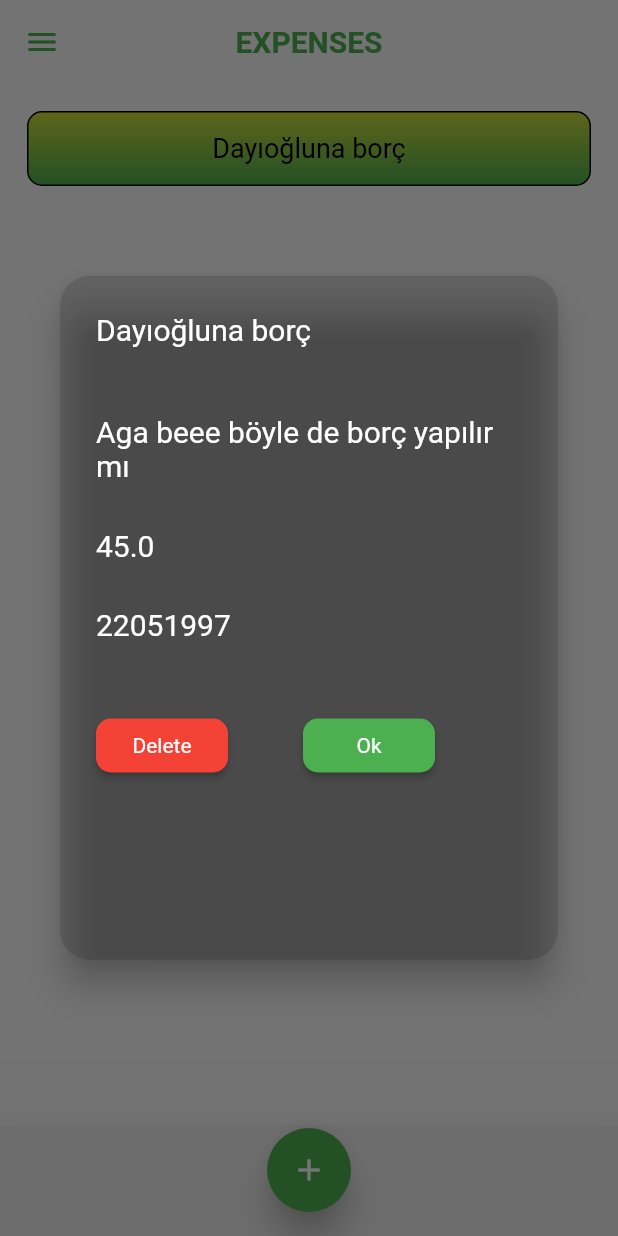
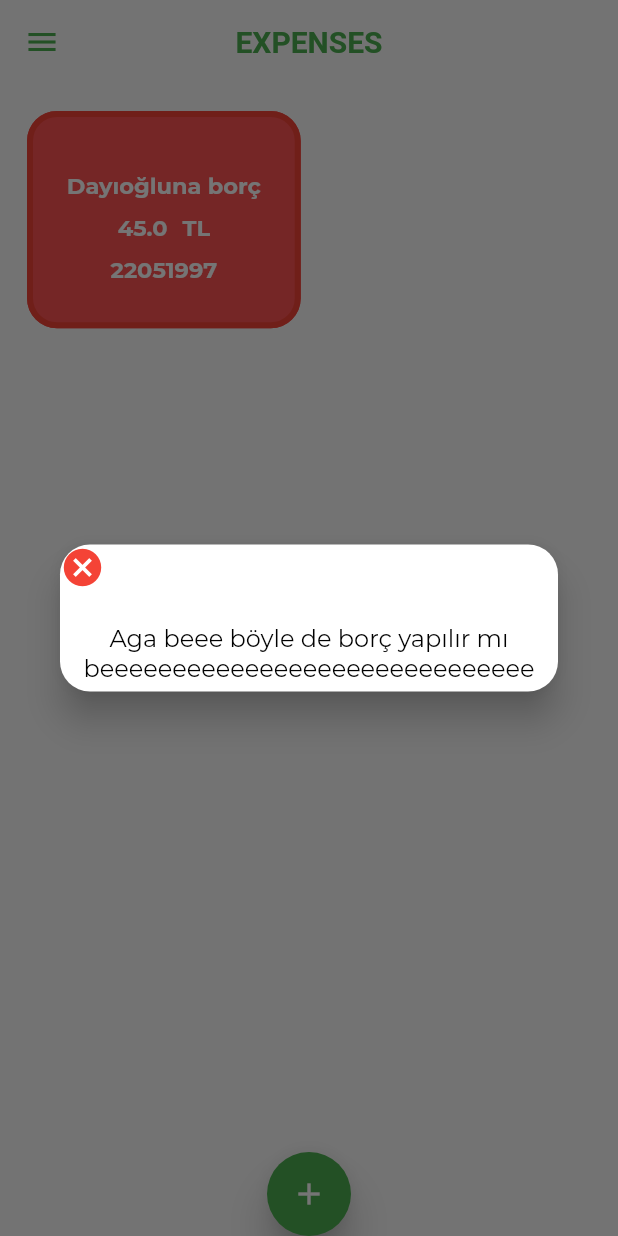
Before and after one commit to Sharaido/FarmTracker-mobil, a Flutter app: the screen it shows after launch, after a tap on "Dayıoğluna borç", on a phone screen of 412 x 824 dp. Run offline on Flutter 3.47's test engine with Material 2 defaults, Android fonts, the phone set to English and light mode, and no system bars; our stand-ins replace datetime_picker_formfield, flutter_secure_storage, google_maps_flutter, weather; missing offline and left inert: unicorndial.

Commit message:
Sadece 1 sayfa silip 1 sayfa değiştirmişsin ulaaaaaaaaaaan!!

```diff
--- a/lib/models/expense.dart
+++ /dev/null
@@ -1,9 +0,0 @@
-import 'package:flutter/material.dart';
-
-class Expense{
-  final String category;
-  final double value;
-  final Color color;
-
-  const Expense(this.category,this.value,this.color);
-}
--- a/lib/pages/expensepage.dart
+++ b/lib/pages/expensepage.dart
@@ -15,41 +15,6 @@ class ExpensePage extends StatefulWidget {
   _ExpensePageState createState() => _ExpensePageState();
 }
 
-DateTime date;
-
-// ignore: must_be_immutable
-class BasicDateField extends StatelessWidget {
-  final format = DateFormat("dd-MM-yyyy");
-
-  @override
-  Widget build(BuildContext context) {
-    return Column(
-      children: <Widget>[
-        DateTimeField(
-          decoration: InputDecoration(
-            labelText: 'Date',
-            border: OutlineInputBorder(
-              borderRadius: BorderRadius.circular(10),
-            ),
-          ),
-          format: format,
-          onShowPicker: (context, currentValue) async {
-            date = await showDatePicker(
-                context: context,
-                firstDate: DateTime(1900),
-                initialDate: currentValue ?? DateTime.now(),
-                lastDate: DateTime(2100));
-            print(date.day);
-            print(date.month);
-            print(date.year);
-            return date;
-          },
-        ),
-      ],
-    );
-  }
-}
-
 class AlwaysDisabledFocusNode extends FocusNode {
   @override
   bool get hasFocus => false;
@@ -57,6 +22,9 @@ class AlwaysDisabledFocusNode extends FocusNode {
 
 class _ExpensePageState extends State<ExpensePage> {
   final about = TextEditingController();
+  final format = DateFormat("dd-MM-yyyy");
+  final _formKey = GlobalKey<FormState>();
+  DateTime date;
   final description = TextEditingController();
   final amount = TextEditingController();
   int i = 0;
@@ -66,7 +34,7 @@ class _ExpensePageState extends State<ExpensePage> {
     'Dayıoğluna borç',
   ];
   final List<String> desc = <String>[
-    'Aga beee böyle de borç yapılır mı',
+    'Aga beee böyle de borç yapılır mı beeeeeeeeeeeeeeeeeeeeeeeeeeeeee',
   ];
   final List<String> checkexpense = <String>[
     'true',
@@ -78,23 +46,6 @@ class _ExpensePageState extends State<ExpensePage> {
     22051997,
   ];
 
-  FocusNode myFocusNode;
-
-  @override
-  void initState() {
-    super.initState();
-
-    myFocusNode = FocusNode();
-  }
-
-  @override
-  void dispose() {
-    // Clean up the focus node when the Form is disposed.
-    myFocusNode.dispose();
-
-    super.dispose();
-  }
-
   void addItemToList() {
     i++;
     setState(() {
@@ -105,7 +56,7 @@ class _ExpensePageState extends State<ExpensePage> {
       var x = date.day.toString();
       var y = date.month.toString();
       var z = date.year.toString();
-      var f = x+'/'+ y +'/'+ z;
+      var f = x + y + z;
       dates.insert(0, int.parse(f));
       log(i.toString());
       transactions.Transaction(
@@ -133,20 +84,7 @@ class _ExpensePageState extends State<ExpensePage> {
           style: TextStyle(color: Colors.green, fontWeight: FontWeight.w700),
         ),
       ),
-      bottomSheet: BottomSheet(
-        shape: RoundedRectangleBorder(
-          borderRadius: BorderRadius.circular(10),
-        ),
-        onClosing: () {},
-        enableDrag: false,
-        elevation: 100,
-        builder: (BuildContext context) {
-          return Container(
-            height: MediaQuery.of(context).size.height * 0.09,
-            child: Scaffold(
-              floatingActionButtonLocation:
-                  FloatingActionButtonLocation.centerFloat,
-              backgroundColor: Colors.grey[200],
+      floatingActionButtonLocation: FloatingActionButtonLocation.centerDocked,
       floatingActionButton: FloatingActionButton(
         elevation: 10,
         tooltip: 'Add',
@@ -155,62 +93,96 @@ class _ExpensePageState extends State<ExpensePage> {
           showDialog(
             context: context,
             builder: (BuildContext context) {
+              description.text = '';
+              amount.text = '';
+              about.text = '';
               return AlertDialog(
                 scrollable: true,
                 elevation: 12,
                 shape: RoundedRectangleBorder(
                     borderRadius: BorderRadius.circular(20.0)),
                 title: StatefulBuilder(
-                          builder:
-                              (BuildContext context, StateSetter setState) {
-                            return Container(
-                              height: MediaQuery.of(context).size.height / 1.25,
-                              child: Padding(
-                                padding: const EdgeInsets.all(0),
+                  builder: (BuildContext context, StateSetter setState) {
+                    return Form(
+                      key: _formKey,
                       child: Column(
                         mainAxisSize: MainAxisSize.min,
                         children: [
                           Text('Add Income/Expense'),
                           SizedBox(height: 15),
-                                    TextField(
+                          TextFormField(
+                            validator: (value) {
+                              if (value.isEmpty) {
+                                return 'Please enter the title';
+                              }
+                              return null;
+                            },
                             controller: about,
                             decoration: InputDecoration(
                               border: OutlineInputBorder(
-                                          borderRadius:
-                                              BorderRadius.circular(10),
+                                borderRadius: BorderRadius.circular(10),
                               ),
                               labelText: 'Title',
                             ),
                           ),
                           SizedBox(height: 10),
-                                    TextField(
+                          TextFormField(
+                            validator: (value) {
+                              if (value.isEmpty) {
+                                return 'Please enter the description';
+                              }
+                              return null;
+                            },
                             controller: description,
-                                      keyboardType: TextInputType.multiline,
-                                      maxLines: 5,
+                            maxLines: 4,
                             decoration: InputDecoration(
                               border: OutlineInputBorder(
-                                          borderRadius:
-                                              BorderRadius.circular(10),
+                                borderRadius: BorderRadius.circular(10),
                               ),
                               labelText: 'Description',
                             ),
                           ),
                           SizedBox(height: 10),
-                                    TextField(
-                                      onTap: () => myFocusNode.requestFocus(),
+                          TextFormField(
+                            validator: (value) {
+                              if (value.isEmpty) {
+                                return 'Please enter the amount';
+                              }
+                              return null;
+                            },
                             controller: amount,
-                                      focusNode: myFocusNode,
                             keyboardType: TextInputType.number,
                             decoration: InputDecoration(
                               border: OutlineInputBorder(
-                                          borderRadius:
-                                              BorderRadius.circular(10),
+                                borderRadius: BorderRadius.circular(10),
                               ),
                               labelText: 'Amount',
                             ),
                           ),
                           SizedBox(height: 15),
-                                    BasicDateField(),
+                          DateTimeField(
+                            validator: (value) {
+                              if (value == null) {
+                                return 'Please choose a date';
+                              }
+                              return null;
+                            },
+                            decoration: InputDecoration(
+                              labelText: 'Date',
+                              border: OutlineInputBorder(
+                                borderRadius: BorderRadius.circular(10),
+                              ),
+                            ),
+                            format: format,
+                            onShowPicker: (context, currentValue) async {
+                              date = await showDatePicker(
+                                  context: context,
+                                  firstDate: DateTime(1900),
+                                  initialDate: currentValue ?? DateTime.now(),
+                                  lastDate: DateTime(2100));
+                              return date;
+                            },
+                          ),
                           SizedBox(height: 15),
                           CheckboxListTile(
                             title: const Text('Is it an expense?'),
@@ -227,55 +199,39 @@ class _ExpensePageState extends State<ExpensePage> {
                               children: [
                                 RaisedButton(
                                   shape: RoundedRectangleBorder(
-                                                borderRadius:
-                                                    BorderRadius.circular(10)),
+                                      borderRadius: BorderRadius.circular(10)),
                                   color: Colors.red,
                                   onPressed: () {
-                                              Navigator.of(context,
-                                                      rootNavigator: true)
+                                    Navigator.of(context, rootNavigator: true)
                                         .pop();
                                   },
                                   child: Text(
                                     "Cancel",
-                                              style: TextStyle(
-                                                  color: Colors.white),
+                                    style: TextStyle(color: Colors.white),
                                   ),
                                 ),
                                 SizedBox(width: 50),
                                 RaisedButton(
                                   shape: RoundedRectangleBorder(
-                                                borderRadius:
-                                                    BorderRadius.circular(10)),
+                                      borderRadius: BorderRadius.circular(10)),
                                   color: Colors.green,
                                   onPressed: () {
-                                              if (about.text != '') {
+                                    if (!_formKey.currentState.validate()) {
+                                      return;
+                                    }
                                     addItemToList();
-                                                print(dates);
-                                              } else {
-                                                showDialog(
-                                                    context: context,
-                                                    builder:
-                                                        (BuildContext context) {
-                                                      return AlertDialog(
-                                                        title: Text('Error'),
-                                                      );
-                                                    });
-                                              }
-                                              Navigator.of(context,
-                                                      rootNavigator: true)
+                                    Navigator.of(context, rootNavigator: true)
                                         .pop();
                                   },
                                   child: Text(
                                     "Submit",
-                                              style: TextStyle(
-                                                  color: Colors.white),
+                                    style: TextStyle(color: Colors.white),
                                   ),
                                 ),
                               ],
                             ),
                           ),
                         ],
-                                ),
                       ),
                     );
                   },
@@ -285,147 +241,114 @@ class _ExpensePageState extends State<ExpensePage> {
           );
         },
       ),
-            ),
-          );
-        },
-      ),
       body: Container(
-        color: Colors.white10,
-        child: ListView.builder(
+        child: GridView.count(
+          childAspectRatio: 1.25,
+          mainAxisSpacing: 5,
+          crossAxisSpacing: 5,
+          crossAxisCount: 2,
           padding: const EdgeInsets.all(15),
-          itemCount: titles.length,
-          itemBuilder: (BuildContext context, int index) {
+          children: List.generate(
+            titles.length,
+            (index) {
               return Container(
-              decoration: BoxDecoration(
-                borderRadius: BorderRadius.all(Radius.circular(10)),
-                border: Border.all(color: Colors.black),
-                gradient: LinearGradient(
-                  colors: [Colors.lime, Colors.green],
-                  begin: Alignment.topCenter,
-                  end: Alignment.bottomCenter,
+                padding: const EdgeInsets.all(3),
+                child: FlatButton(
+                  color: Colors.redAccent,
+                  shape: RoundedRectangleBorder(
+                    borderRadius: BorderRadius.all(Radius.circular(20)),
+                    side: BorderSide(
+                      color: Colors.red,
+                      width: 4,
                     ),
                   ),
-              height: 50,
-              margin: EdgeInsets.all(3),
-              child: Center(
-                child: SizedBox(
-                  height: 50,
-                  width: 325,
-                  child: FlatButton(
-                    child: Text(
+                  child: Column(
+                    mainAxisAlignment: MainAxisAlignment.center,
+                    children: [
+                      SizedBox(height: 10),
+                      Text(
                         '${titles[index]}',
+                        textAlign: TextAlign.center,
                         style: TextStyle(
-                        fontSize: 18,
-                        color: Colors.black,
+                          fontFamily: 'Montserrat',
+                          fontWeight: FontWeight.bold,
+                          fontSize: 15,
+                          color: Colors.white,
                         ),
+                      ),
+                      SizedBox(height: 10),
+                      Row(
+                        mainAxisAlignment: MainAxisAlignment.center,
+                        children: [
+                          Text(
+                            '${addamount[index]}',
+                            style: TextStyle(
+                                color: Colors.white,
+                                fontFamily: 'Montserrat',
+                                fontWeight: FontWeight.bold,
+                                fontSize: 15),
+                          ),
+                          SizedBox(width: 10),
+                          Text(
+                            'TL',
+                            style: TextStyle(
+                                color: Colors.white,
+                                fontFamily: 'Montserrat',
+                                fontWeight: FontWeight.bold,
+                                fontSize: 15),
+                          ),
+                        ],
+                      ),
+                      SizedBox(height: 10),
+                      Text(
+                        '${dates[index]}',
+                        style: TextStyle(
+                          fontFamily: 'Montserrat',
+                          fontSize: 15,
+                          fontWeight: FontWeight.bold,
+                          color: Colors.white,
+                        ),
+                      ),
+                    ],
                   ),
                   onPressed: () {
                     showDialog(
                         context: context,
                         builder: (BuildContext context) {
                           return AlertDialog(
-                            scrollable: true,
-                            backgroundColor: Colors.black12,
                             elevation: 10,
+                            titlePadding: const EdgeInsets.fromLTRB(0, 0, 240, 0),
+                            contentPadding: const EdgeInsets.all(5),
+                            title: IconButton(
+                              alignment: Alignment.topLeft,
+                              padding: const EdgeInsets.all(0),
+                              iconSize: 30,
+                              icon: Icon(
+                                Icons.cancel,
+                                color: Colors.red,
+                              ),
+                              onPressed: () {
+                                Navigator.of(context, rootNavigator: true)
+                                    .pop();
+                              },
+                            ),
+                            content: Text(
+                              '${desc[index]}',
+                              textAlign: TextAlign.center,
+                              style: TextStyle(
+                                  fontFamily: 'Montserrat', fontSize: 16),
+                            ),
                             shape: RoundedRectangleBorder(
                                 borderRadius: BorderRadius.circular(20.0)),
-                            title: StatefulBuilder(
-                              builder:
-                                  (BuildContext context, StateSetter setState) {
-                                return Container(
-                                  decoration: BoxDecoration(
-                                      color: Colors.grey[750],
-                                      borderRadius: BorderRadius.all(
-                                          Radius.circular(10.0))),
-                                  height:
-                                      MediaQuery.of(context).size.height / 2,
-                                  child: Padding(
-                                    padding: const EdgeInsets.all(0),
-                                    child: Column(
-                                      mainAxisAlignment:
-                                          MainAxisAlignment.start,
-                                      crossAxisAlignment:
-                                          CrossAxisAlignment.start,
-                                      children: [
-                                        Text(
-                                          '${titles[i]}',
-                                          style: TextStyle(color: Colors.white),
-                                        ),
-                                        SizedBox(height: 45),
-                                        Text(
-                                          '${desc[i]}',
-                                          style: TextStyle(color: Colors.white),
-                                        ),
-                                        SizedBox(height: 30),
-                                        Text(
-                                          '${addamount[i]}',
-                                          style: TextStyle(color: Colors.white),
-                                        ),
-                                        SizedBox(height: 30),
-                                        Text(
-                                          '${dates[i]}',
-                                          style: TextStyle(color: Colors.white),
-                                        ),
-                                        SizedBox(height: 45),
-                                        SizedBox(
-                                          width: 320.0,
-                                          child: Row(
-                                            children: [
-                                              RaisedButton(
-                                                shape: RoundedRectangleBorder(
-                                                    borderRadius:
-                                                        BorderRadius.circular(
-                                                            10)),
-                                                color: Colors.red,
-                                                onPressed: () {
-                                                  Navigator.of(context,
-                                                          rootNavigator: true)
-                                                      .pop();
-                                                },
-                                                child: Text(
-                                                  "Delete",
-                                                  style: TextStyle(
-                                                      color: Colors.white),
-                                                ),
-                                              ),
-                                              SizedBox(width: 50),
-                                              RaisedButton(
-                                                shape: RoundedRectangleBorder(
-                                                    borderRadius:
-                                                        BorderRadius.circular(
-                                                            10)),
-                                                color: Colors.green,
-                                                onPressed: () {
-                                                  Navigator.of(context,
-                                                          rootNavigator: true)
-                                                      .pop();
-                                                },
-                                                child: Text(
-                                                  "Ok",
-                                                  style: TextStyle(
-                                                      color: Colors.white),
-                                                ),
-                                              ),
-                                            ],
-                                          ),
-                                        ),
-                                      ],
-                                    ),
-                                  ),
                           );
+                        });
                   },
                 ),
-                          );
-                        },
               );
             },
           ),
         ),
       ),
     );
-          },
-        ),
-      ),
-    );
   }
 }
```
Lines whose indentation alone changed are shown as unchanged.
